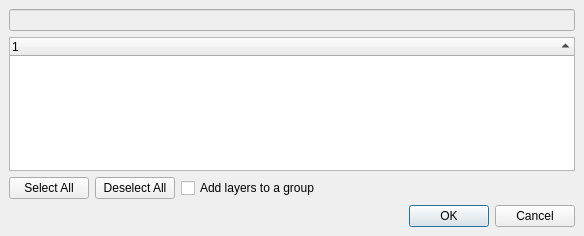
The window that src/ui/qgssublayersdialogbase.ui (qgis/QGIS) describes before a commit, drawn with Qt 5.
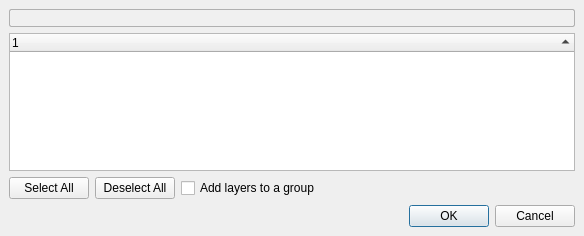
The same window after the commit.

Commit message: File path selectable; US English typo

```diff
--- a/src/ui/qgssublayersdialogbase.ui
+++ b/src/ui/qgssublayersdialogbase.ui
@@ -91,12 +91,18 @@
    </item>
    <item row="0" column="0">
     <widget class="QLineEdit" name="txtFilePath">
-    <property name="enabled">
-      <bool>false</bool>
-    </property>
     <property name="toolTip">
       <string>Current file source</string>
     </property>
+     <property name="styleSheet">
+      <string notr="true">color: #505050;
+background-color: #F0F0F0;
+border: 1px solid #B0B0B0;
+border-radius: 2px;</string>
+     </property>
+     <property name="readOnly">
+      <bool>true</bool>
+     </property>
     </widget>
    </item>
   </layout>
```
Lines whose indentation alone changed are shown as unchanged. The commit also changes 1 other file.
